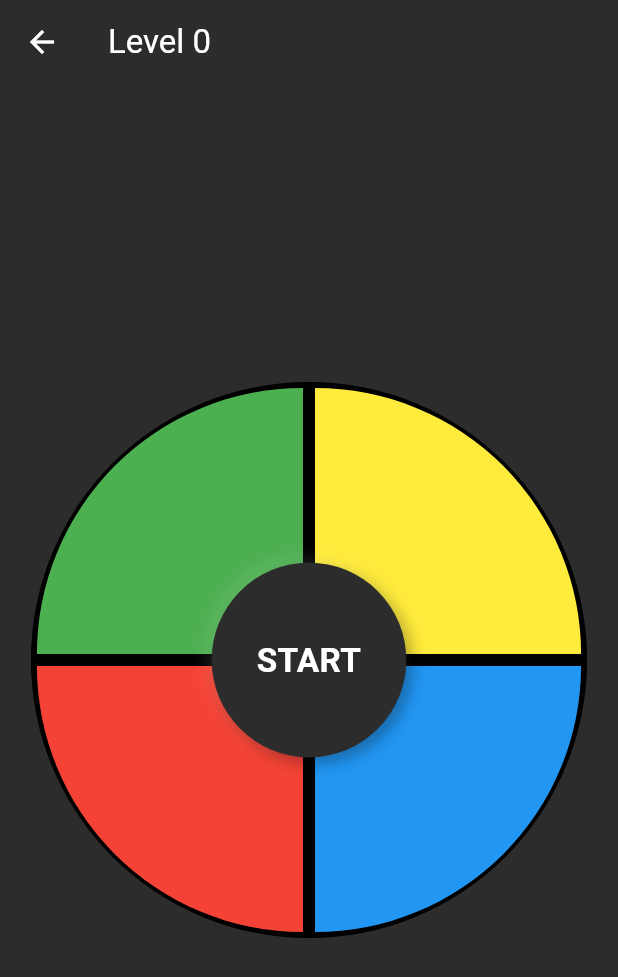
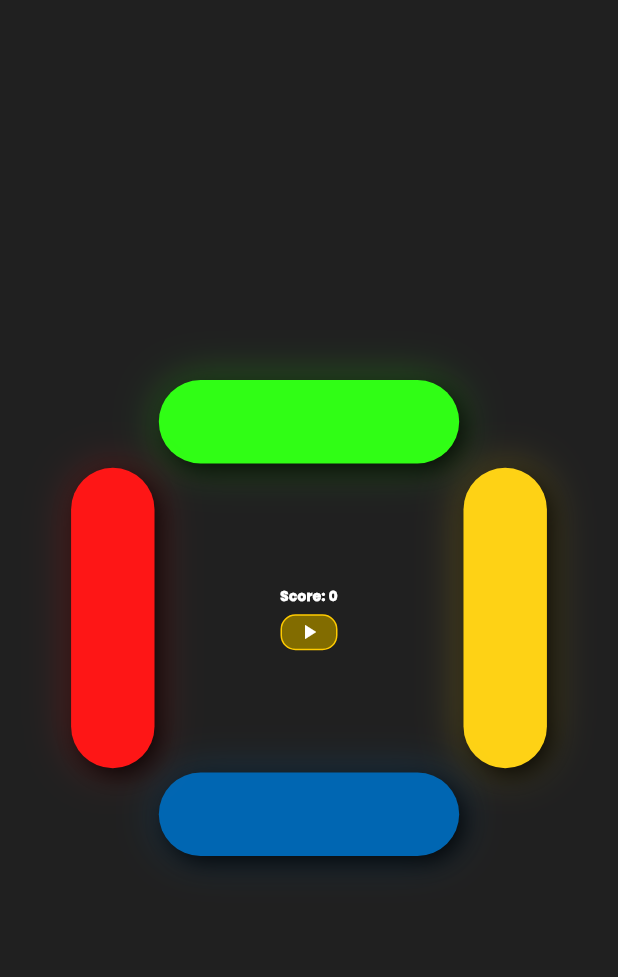
Before and after one commit to alvaradodaniel/project, a Flutter app: the MemoryGame screen opened directly, on a phone screen of 412 x 824 dp. Shown: the top 977 px of the screen. Run offline on Flutter 3.47's test engine with Material 3 defaults, Android fonts, the phone set to English and light mode, and no system bars.

Commit message:
fix memory game

```diff
--- a/lib/memory_game.dart
+++ b/lib/memory_game.dart
@@ -10,19 +10,18 @@ class MemoryGame extends StatefulWidget {
 }
 
 class _MemoryGameState extends State<MemoryGame> {
-  // Colores según el diseño: verde, amarillo, azul, rojo
   final List<Color> _colors = const [
-    Color(0xFF4CAF50), // Verde
-    Color(0xFFFFEB3B), // Amarillo
-    Color(0xFF2196F3), // Azul
-    Color(0xFFF44336), // Rojo
+    Color(0xFF30FE15),
+    Color(0xFFFED215),
+    Color(0xFF0066B2),
+    Color(0xFFFE1616),
   ];
 
   final List<Color> _activeColors = const [
-    Color(0xFF8BC34A), // Verde brillante
-    Color(0xFFFFF176), // Amarillo brillante
-    Color(0xFF64B5F6), // Azul brillante
-    Color(0xFFEF5350), // Rojo brillante
+    Color.fromARGB(255, 14, 75, 7),
+    Color.fromARGB(255, 99, 82, 9),
+    Color.fromARGB(255, 0, 53, 94),
+    Color.fromARGB(255, 104, 9, 9),
   ];
 
   List<int> _gameSequence = [];
@@ -30,8 +29,9 @@ class _MemoryGameState extends State<MemoryGame> {
   int _level = 0;
   bool _isPlayerTurn = false;
   bool _gameInProgress = false;
+  bool _isPlayingSequence = false;
+  bool _isAnimatingPlayerTap = false;
   int? _activeColorIndex;
-  String _message = "START";
 
   void _startGame() {
     setState(() {
@@ -45,7 +45,6 @@ class _MemoryGameState extends State<MemoryGame> {
   void _nextLevel() {
     setState(() {
       _level++;
-      _message = "$_level";
       _playerSequence = [];
       _isPlayerTurn = false;
     });
@@ -56,31 +55,41 @@ class _MemoryGameState extends State<MemoryGame> {
   }
 
   Future<void> _playSequence() async {
-    await Future.delayed(const Duration(milliseconds: 600));
+    setState(() {
+      _isPlayingSequence = true;
+    });
+
+    await Future.delayed(const Duration(milliseconds: 400));
 
     for (int colorIndex in _gameSequence) {
       await _lightUpQuadrant(colorIndex);
-      await Future.delayed(const Duration(milliseconds: 300));
+      await Future.delayed(const Duration(milliseconds: 200));
     }
 
     setState(() {
       _isPlayerTurn = true;
-      _message = "YOUR TURN!";
+      _isPlayingSequence = false;
     });
   }
 
   Future<void> _lightUpQuadrant(int colorIndex) async {
     setState(() => _activeColorIndex = colorIndex);
-    await Future.delayed(const Duration(milliseconds: 400));
-    setState(() => _activeColorIndex = null);
+    await Future.delayed(const Duration(milliseconds: 200));
+    if (mounted) setState(() => _activeColorIndex = null);
   }
 
-  void _onPlayerTap(int colorIndex) {
-    if (!_isPlayerTurn || !_gameInProgress) return;
+  void _onPlayerTap(int colorIndex) async {
+    if (!_isPlayerTurn ||
+        !_gameInProgress ||
+        _isPlayingSequence ||
+        _isAnimatingPlayerTap)
+      return;
 
-    _lightUpQuadrant(colorIndex);
+    _isAnimatingPlayerTap = true;
+    await _lightUpQuadrant(colorIndex);
     _playerSequence.add(colorIndex);
     _checkPlayerSequence();
+    _isAnimatingPlayerTap = false;
   }
 
   void _checkPlayerSequence() {
@@ -94,25 +103,15 @@ class _MemoryGameState extends State<MemoryGame> {
     if (_playerSequence.length == _gameSequence.length) {
       setState(() {
         _isPlayerTurn = false;
-        _message = "GOOD!";
       });
-      Future.delayed(const Duration(seconds: 1), _nextLevel);
+      Future.delayed(const Duration(milliseconds: 700), _nextLevel);
     }
   }
 
   void _gameOver() {
     setState(() {
-      _message = "FAIL\nLevel $_level";
       _isPlayerTurn = false;
       _gameInProgress = false;
-    });
-
-    Future.delayed(const Duration(seconds: 2), () {
-      if (mounted && !_gameInProgress) {
-        setState(() {
-          _message = "START";
-        });
-      }
     });
   }
 
@@ -122,19 +121,7 @@ class _MemoryGameState extends State<MemoryGame> {
     final double gameSize = screenWidth * 0.9;
 
     return Scaffold(
-      backgroundColor: const Color(0xFF2C2C2C),
-      appBar: AppBar(
-        backgroundColor: const Color(0xFF2C2C2C),
-        elevation: 0,
-        leading: IconButton(
-          icon: const Icon(Icons.arrow_back, color: Colors.white),
-          onPressed: () => Navigator.pop(context),
-        ),
-        title: Text(
-          'Level $_level',
-          style: const TextStyle(color: Colors.white),
-        ),
-      ),
+      backgroundColor: const Color.fromARGB(255, 32, 32, 32),
       body: SafeArea(
         child: Center(
           child: SizedBox(
@@ -142,46 +129,81 @@ class _MemoryGameState extends State<MemoryGame> {
             height: gameSize,
             child: Stack(
               children: [
-                // Cuadrantes de colores con el nuevo diseño
-                _buildQuadrant(0, Alignment.topLeft),
-                _buildQuadrant(1, Alignment.topRight),
-                _buildQuadrant(2, Alignment.bottomRight),
-                _buildQuadrant(3, Alignment.bottomLeft),
+                _buildQuadrant(0, Alignment(0, -.83), 0.54, 0.15),
+                _buildQuadrant(1, Alignment(.83, .0), 0.15, 0.54),
+                _buildQuadrant(2, Alignment(0, .83), 0.54, 0.15),
+                _buildQuadrant(3, Alignment(-.83, .0), 0.15, 0.54),
 
-                // Botón central
                 Center(
-                  child: GestureDetector(
-                    onTap: _gameInProgress ? null : _startGame,
+                  child: SizedBox(
+                    width: 90,
+                    height: 90,
+                    child: Stack(
+                      alignment: Alignment.center,
+                      children: [
+                        Column(
+                          mainAxisSize: MainAxisSize.min,
+                          children: [
+                            Text(
+                              'Score: $_level',
+                              style: const TextStyle(
+                                color: Colors.white,
+                                fontFamily: 'Poppins',
+                                fontWeight: FontWeight.w900,
+                                fontSize: 9,
+                              ),
+                            ),
+                            const SizedBox(height: 6),
+                            if (!_gameInProgress && _level == 0) ...[
+                              GestureDetector(
+                                onTap: _startGame,
                                 child: Container(
-                      width: gameSize * 0.35,
-                      height: gameSize * 0.35,
+                                  padding: const EdgeInsets.symmetric(
+                                    horizontal: 10,
+                                    vertical: 3,
+                                  ),
                                   decoration: BoxDecoration(
-                        color: const Color(0xFF2C2C2C),
-                        shape: BoxShape.circle,
-                        boxShadow: [
-                          BoxShadow(
-                            color: Colors.black.withOpacity(0.3),
-                            blurRadius: 8,
-                            offset: const Offset(4, 4),
+                                    color: const Color(0xFF826C00),
+                                    border: Border.all(
+                                      color: const Color(0xFFFFCB00),
+                                      width: 1,
                                     ),
-                          BoxShadow(
-                            color: Colors.white.withOpacity(0.1),
-                            blurRadius: 8,
-                            offset: const Offset(-4, -4),
+                                    borderRadius: BorderRadius.circular(10),
                                   ),
-                        ],
-                      ),
-                      child: Center(
-                        child: Text(
-                          _message,
-                          textAlign: TextAlign.center,
-                          style: TextStyle(
-                            fontSize: gameSize * 0.06,
-                            fontWeight: FontWeight.bold,
+                                  child: const Icon(
+                                    Icons.play_arrow,
                                     color: Colors.white,
+                                    size: 16,
                                   ),
                                 ),
                               ),
+                            ] else if (!_gameInProgress && _level > 0) ...[
+                              GestureDetector(
+                                onTap: _startGame,
+                                child: Container(
+                                  padding: const EdgeInsets.symmetric(
+                                    horizontal: 10,
+                                    vertical: 3,
+                                  ),
+                                  decoration: BoxDecoration(
+                                    color: const Color(0xFF826C00),
+                                    border: Border.all(
+                                      color: const Color(0xFFFFCB00),
+                                      width: 1,
+                                    ),
+                                    borderRadius: BorderRadius.circular(10),
+                                  ),
+                                  child: const Icon(
+                                    Icons.refresh,
+                                    color: Colors.white,
+                                    size: 16,
+                                  ),
+                                ),
+                              ),
+                            ],
+                          ],
+                        ),
+                      ],
                     ),
                   ),
                 ),
@@ -193,48 +215,34 @@ class _MemoryGameState extends State<MemoryGame> {
     );
   }
 
-  Widget _buildQuadrant(int colorIndex, Alignment alignment) {
-    BorderRadius borderRadius;
-    switch (alignment.toString()) {
-      case 'Alignment.topLeft':
-        borderRadius = const BorderRadius.only(topLeft: Radius.circular(1000));
-        break;
-      case 'Alignment.topRight':
-        borderRadius = const BorderRadius.only(topRight: Radius.circular(1000));
-        break;
-      case 'Alignment.bottomLeft':
-        borderRadius = const BorderRadius.only(bottomLeft: Radius.circular(1000));
-        break;
-      case 'Alignment.bottomRight':
-        borderRadius = const BorderRadius.only(bottomRight: Radius.circular(1000));
-        break;
-      default:
-        borderRadius = BorderRadius.zero;
-    }
+  Widget _buildQuadrant(
+    int colorIndex,
+    Alignment alignment,
+    double width,
+    double height,
+  ) {
+    final Color base = _colors[colorIndex];
+    final Color active = _activeColors[colorIndex];
 
     return Align(
       alignment: alignment,
       child: GestureDetector(
         onTap: () => _onPlayerTap(colorIndex),
         child: FractionallySizedBox(
-          widthFactor: 0.5,
-          heightFactor: 0.5,
+          widthFactor: width,
+          heightFactor: height,
           child: Container(
             decoration: BoxDecoration(
-              color: _activeColorIndex == colorIndex
-                  ? _activeColors[colorIndex]
-                  : _colors[colorIndex],
-              borderRadius: borderRadius,
-              border: Border.all(color: Colors.black, width: 4),
-              boxShadow: _activeColorIndex == colorIndex
-                  ? [
+              color: _activeColorIndex == colorIndex ? active : base,
+              borderRadius: BorderRadius.circular(500),
+              boxShadow: [
+                BoxShadow(color: base.withOpacity(0.3), blurRadius: 25),
                 BoxShadow(
-                        color: _colors[colorIndex].withOpacity(0.8),
-                        blurRadius: 20,
-                        spreadRadius: 5,
+                  color: Colors.black.withOpacity(0.8),
+                  blurRadius: 12,
+                  offset: const Offset(4, 5),
                 ),
-                    ]
-                  : null,
+              ],
             ),
           ),
         ),
```
Also changed, not shown: lib/game_screen.dart (deleted, +0 -264 lines). Lines whose indentation alone changed are shown as unchanged.
